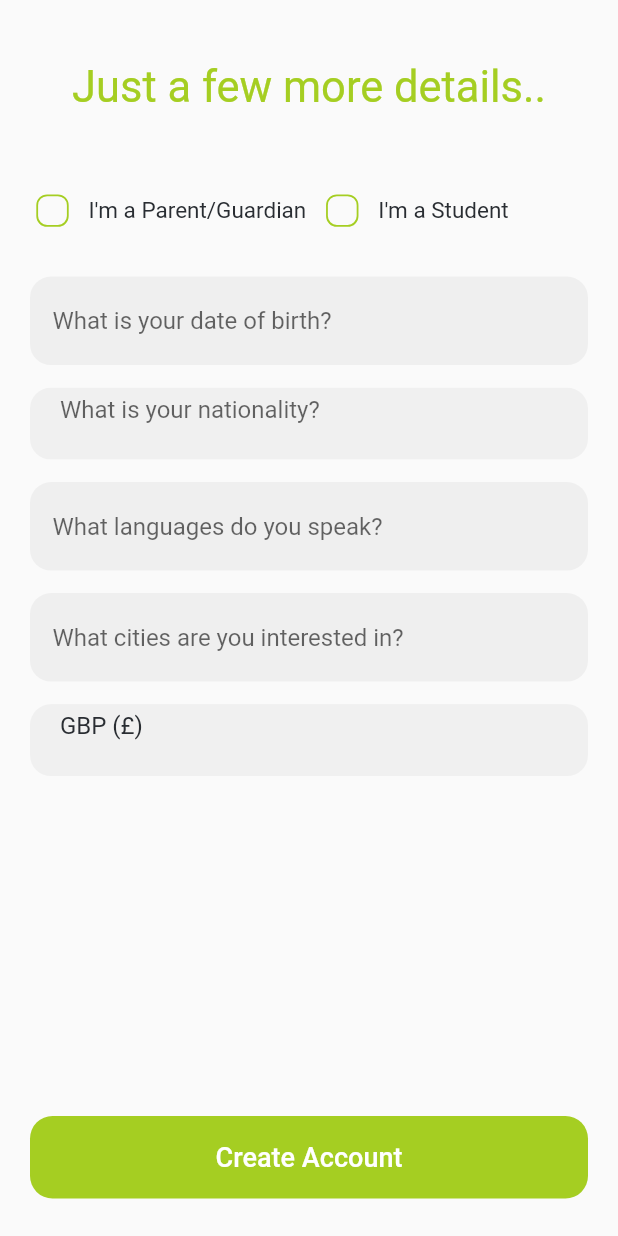
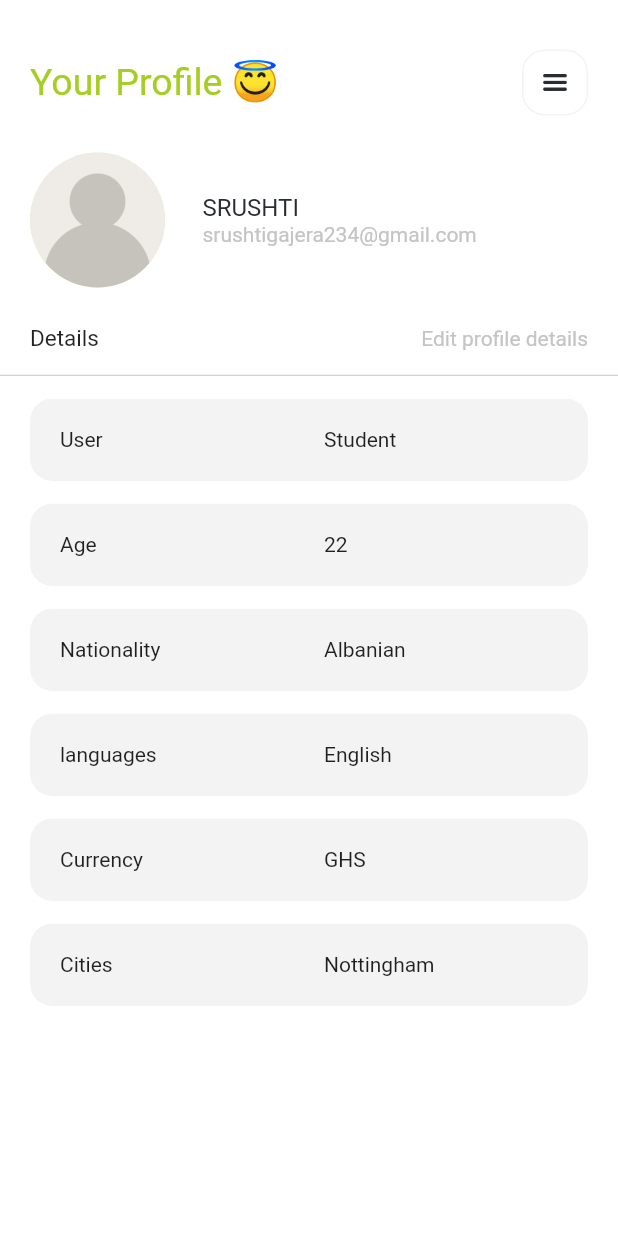
Before and after one commit to srushtigjera/flutterapp, a Flutter app: the screen it shows after launch, on a phone screen of 412 x 824 dp. Run offline on Flutter 3.47's test engine with Material 2 defaults, Android fonts, the phone set to English and light mode, and no system bars; drawn by our look-alikes of dropdown_search.

Commit message:
ProfileScreen and functionality

```diff
--- /dev/null
+++ b/lib/Home/home_tab.dart
@@ -0,0 +1,15 @@
+import 'package:flutter/cupertino.dart';
+
+class HomeTab extends StatefulWidget {
+  const HomeTab({Key? key}) : super(key: key);
+
+  @override
+  _HomeTabState createState() => _HomeTabState();
+}
+
+class _HomeTabState extends State<HomeTab> {
+  @override
+  Widget build(BuildContext context) {
+    return Container();
+  }
+}
--- /dev/null
+++ b/lib/Profile/profile_screen.dart
@@ -0,0 +1,276 @@
+import 'package:flutter/cupertino.dart';
+import 'package:flutter/material.dart';
+import 'package:practice_demo_cwic/Utils/app_colors.dart';
+import 'package:practice_demo_cwic/Utils/app_imges.dart';
+
+class ProfileScreen extends StatefulWidget {
+  const ProfileScreen({Key? key}) : super(key: key);
+
+  @override
+  _ProfileScreenState createState() => _ProfileScreenState();
+}
+
+class _ProfileScreenState extends State<ProfileScreen> {
+  bool visibles = false;
+  @override
+  Widget build(BuildContext context) {
+    final size = MediaQuery.of(context).size;
+    return GestureDetector(
+      onTap: (){
+        setState(() {
+          visibles = false;
+        });
+      },
+      child: Scaffold(
+        backgroundColor: AppColors.white,
+        body: SafeArea(
+          child: SingleChildScrollView(
+            child: Stack(
+              alignment: const FractionalOffset(0.9,0.16),
+             children: [
+               Column(
+                 children: [
+                   Padding(
+                     padding:  EdgeInsets.only(right: 20,left: 20,top: size.height * 0.04, bottom: size.height *0.03),
+                     child: Row(
+                       mainAxisAlignment: MainAxisAlignment.spaceBetween,
+                       children: [
+                         Text('Your Profile 😇️️️️️',style: TextStyle(fontSize: 25,color: AppColors.primary),),
+                         GestureDetector(
+                           onTap: (){
+                             setState(() {
+                               visibles = !visibles;
+                             });
+                           },
+                           child: Container(
+                             height: 44,
+                             width: 44,
+                             decoration: BoxDecoration(
+                               borderRadius: BorderRadius.circular(15),
+                               color: AppColors.white,
+                               border: Border.all(color: AppColors.greyColor.withOpacity(0.2),width: 1),
+                             ),
+                             child: Padding(
+                               padding: const EdgeInsets.all(12.0),
+                               child: Image.asset(AppImages.moreNew,color: AppColors.blackColor),
+                             ),
+                           ),
+                         )
+                       ],
+                     ),
+
+                   ),
+                   Padding(
+                     padding: const EdgeInsets.symmetric(horizontal: 20.0),
+                     child: Row(
+                       children: [
+                         CircleAvatar(
+                           radius: 45,
+                           child: ClipOval(
+                               child: Image.asset(AppImages.profilepic,
+                                 height: 120,
+                                 width: 120,
+                                 fit: BoxFit.cover,)
+                           ),
+                         ),
+                         SizedBox(width: 25,),
+                         Column(
+                           crossAxisAlignment: CrossAxisAlignment.start,
+                           children: [
+                             Text('SRUSHTI',style: TextStyle(color: AppColors.blackColor,fontSize: 16),),
+                             Text('srushtigajera234@gmail.com',style: TextStyle(color: AppColors.greyColor),)
+                           ],
+                         )
+                       ],
+                     ),
+                   ),
+                   SizedBox(height: 25,),
+                   Padding(
+                     padding: const EdgeInsets.symmetric(horizontal: 20.0),
+                     child: Row(
+                       mainAxisAlignment: MainAxisAlignment.spaceBetween,
+                       children: [
+                         Text('Details',style: TextStyle(fontSize: 15),),
+                         Text('Edit profile details',style: TextStyle(color: AppColors.greyColor),),
+                       ],),
+                   ),
+                   SizedBox(height: 15,),
+                   Divider(height: 1,color: AppColors.greyColor,),
+                   SizedBox(height: 15,),
+                   Padding(
+                     padding: const EdgeInsets.symmetric(horizontal: 20.0),
+                     child: Column(children: [
+                       ClipRRect(
+                         borderRadius: BorderRadius.circular(15),
+                         child: Container(
+                           color: AppColors.greyColor.withOpacity(0.2),
+                           width: double.infinity,
+                           height: 55,
+                           child: Padding(
+                             padding: const EdgeInsets.only(left: 20,),
+                             child: Row(
+                               children: [
+                                 Expanded(child: Text('User')),
+                                 Expanded(child: Text('Student')),
+                               ],
+                             ),
+                           ),
+                         ),
+                       )
+                     ],),
+                   ),
+                   SizedBox(height: 15,),
+                   Padding(
+                     padding: const EdgeInsets.symmetric(horizontal: 20.0),
+                     child: Column(children: [
+                       ClipRRect(
+                         borderRadius: BorderRadius.circular(15),
+                         child: Container(
+                           color: AppColors.greyColor.withOpacity(0.2),
+                           width: double.infinity,
+                           height: 55,
+                           child: Padding(
+                             padding: const EdgeInsets.only(left: 20,),
+                             child: Row(
+                               children: [
+                                 Expanded(child: Text('Age')),
+                                 Expanded(child: Text('22')),
+                               ],
+                             ),
+                           ),
+                         ),
+                       )
+                     ],),
+                   ),
+                   SizedBox(height: 15,),
+                   Padding(
+                     padding: const EdgeInsets.symmetric(horizontal: 20.0),
+                     child: Column(children: [
+                       ClipRRect(
+                         borderRadius: BorderRadius.circular(15),
+                         child: Container(
+                           color: AppColors.greyColor.withOpacity(0.2),
+                           width: double.infinity,
+                           height: 55,
+                           child: Padding(
+                             padding: const EdgeInsets.only(left: 20,),
+                             child: Row(
+                               children: [
+                                 Expanded(child: Text('Nationality')),
+                                 Expanded(child: Text('Albanian')),
+                               ],
+                             ),
+                           ),
+                         ),
+                       )
+                     ],),
+                   ),
+                   SizedBox(height: 15,),
+                   Padding(
+                     padding: const EdgeInsets.symmetric(horizontal: 20.0),
+                     child: Column(children: [
+                       ClipRRect(
+                         borderRadius: BorderRadius.circular(15),
+                         child: Container(
+                           color: AppColors.greyColor.withOpacity(0.2),
+                           width: double.infinity,
+                           height: 55,
+                           child: Padding(
+                             padding: const EdgeInsets.only(left: 20,),
+                             child: Row(
+                               children: [
+                                 Expanded(child: Text('languages')),
+                                 Expanded(child: Text('English')),
+                               ],
+                             ),
+                           ),
+                         ),
+                       )
+                     ],),
+                   ),
+                   SizedBox(height: 15,),
+                   Padding(
+                     padding: const EdgeInsets.symmetric(horizontal: 20.0),
+                     child: Column(children: [
+                       ClipRRect(
+                         borderRadius: BorderRadius.circular(15),
+                         child: Container(
+                           color: AppColors.greyColor.withOpacity(0.2),
+                           width: double.infinity,
+                           height: 55,
+                           child: Padding(
+                             padding: const EdgeInsets.only(left: 20,),
+                             child: Row(
+                               children: [
+                                 Expanded(child: Text('Currency')),
+                                 Expanded(child: Text('GHS')),
+                               ],
+                             ),
+                           ),
+                         ),
+                       )
+                     ],),
+                   ),
+                   SizedBox(height: 15,),
+                   Padding(
+                     padding: const EdgeInsets.symmetric(horizontal: 20.0),
+                     child: Column(children: [
+                       ClipRRect(
+                         borderRadius: BorderRadius.circular(15),
+                         child: Container(
+                           color: AppColors.greyColor.withOpacity(0.2),
+                           width: double.infinity,
+                           height: 55,
+                           child: Padding(
+                             padding: const EdgeInsets.only(left: 20,),
+                             child: Row(
+                               children: [
+                                 Expanded(child: Text('Cities')),
+                                 Expanded(child: Text('Nottingham')),
+                               ],
+                             ),
+                           ),
+                         ),
+                       )
+                     ],),
+                   )
+                 ],
+               ),
+
+               Visibility(
+                 visible: visibles,
+                 child: ClipRRect(
+                   borderRadius: BorderRadius.circular(10),
+                   child: Container(
+                     color: AppColors.greyColor,
+                       child: Padding(
+                         padding: const EdgeInsets.only(left: 15,top: 20,bottom: 20,right: 50),
+                         child: Column(
+                           crossAxisAlignment: CrossAxisAlignment.start,
+                           children: [
+                             Text( "About Us"),
+                             SizedBox(height: 8,),
+                             Text("Brand Ambassadors"),
+                             SizedBox(height: 8,),
+                             Text("FAQs"),
+                             SizedBox(height: 8,),
+                             Text("Notification Settings"),
+                             SizedBox(height: 8,),
+                             Text("Change Password"),
+                             SizedBox(height: 8,),
+                             Text("Change Email"),
+                             SizedBox(height: 8,),
+                             Text("Sign Out"),
+                           ],
+                         ),
+                       )),
+                 ),
+               ),
+             ],
+            ),
+          ),
+        ),
+      ),
+    );
+  }
+}
--- a/lib/SignUp/additional_info_screen.dart
+++ b/lib/SignUp/additional_info_screen.dart
@@ -107,7 +107,7 @@ class _AdditionalInfoScreenState extends State<AdditionalInfoScreen> {
                               if (pickedDate != null) {
                                 print(pickedDate); //pickedDate output format => 2021-03-10 00:00:00.000
                                 String formattedDate =
-                                DateFormat('dd-MM-yyyy').format(pickedDate);
+                                DateFormat('dd-MMM-yyyy').format(pickedDate);
                                 print(formattedDate); //formatted date output using intl package =>  2021-03-16
                                 setState(() {
                                   dateInput.text =
--- a/lib/Utils/app_imges.dart
+++ b/lib/Utils/app_imges.dart
@@ -11,5 +11,6 @@ class AppImages{
   static const String facebook = "assets/image/facebook.png";
   static const String google = "assets/image/google.png";
   static const String apple = "assets/image/applelogo.png";
+  static const String moreNew = "assets/image/more_new.png";
 
 }
--- a/lib/main.dart
+++ b/lib/main.dart
@@ -1,6 +1,8 @@
 import 'package:flutter/material.dart';
+import 'package:practice_demo_cwic/Home/home_tab.dart';
 import 'package:practice_demo_cwic/Login/login_home_screen.dart';
 import 'package:practice_demo_cwic/Login/login_screen.dart';
+import 'package:practice_demo_cwic/Profile/profile_screen.dart';
 import 'package:practice_demo_cwic/SignUp/additional_info_screen.dart';
 import 'package:practice_demo_cwic/Utils/app_colors.dart';
 import 'package:practice_demo_cwic/Widgets/custom_back_btn.dart';
@@ -23,7 +25,7 @@ class MyApp extends StatelessWidget {
       theme: ThemeData(
         primarySwatch: Colors.lightGreen,
       ),
-      home: AdditionalInfoScreen(),
+      home: ProfileScreen(),
     );
   }
 }
```
Also changed, not shown: assets/image/more_new.png (added).
